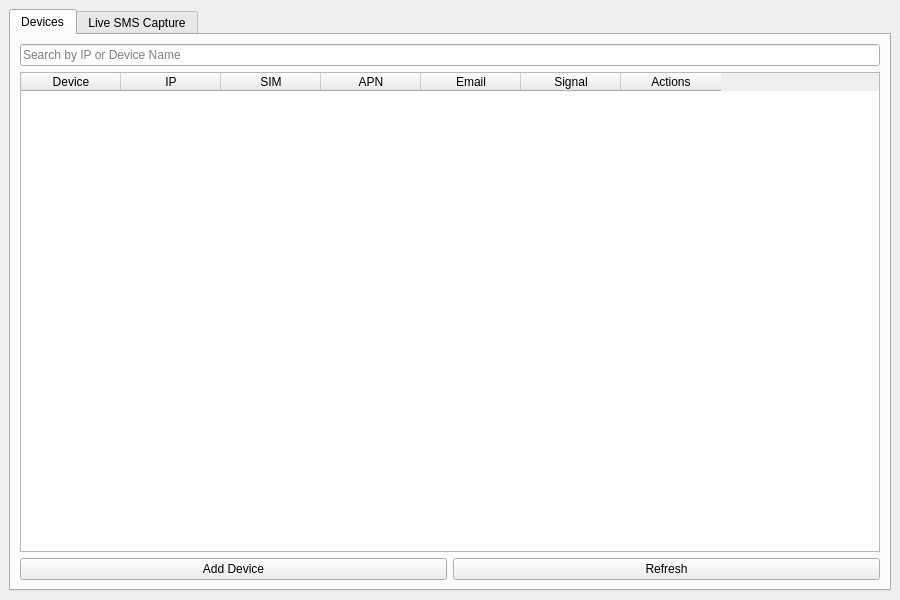
Old version of the form combined_sms_monitor.ui in the repository danangnu/python-ciscosms-app.
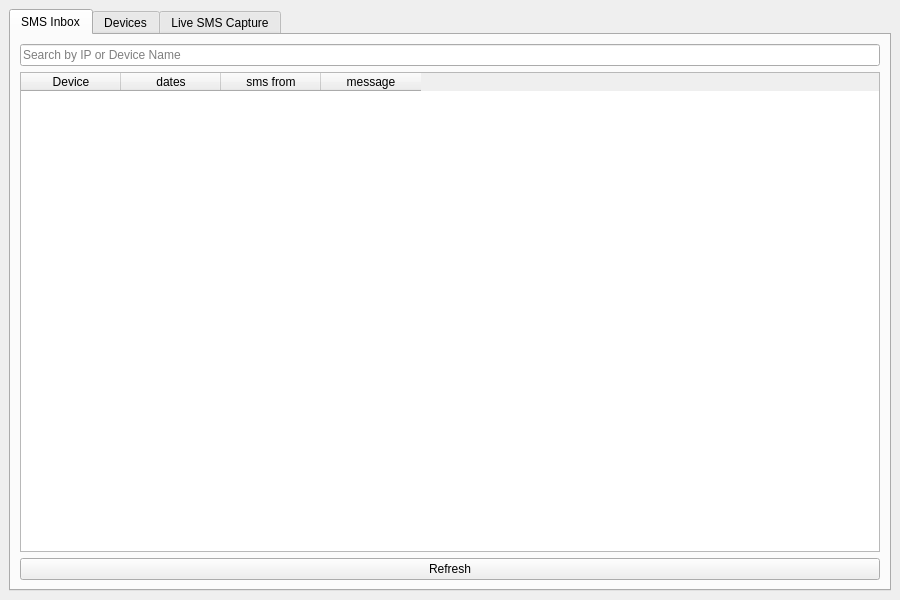
New version of the form.

Commit message: commit perubahan tampilan dari cisco_sms_monitor_final_fixed.py

What changed in the file:
```diff
--- a/combined_sms_monitor.ui
+++ b/combined_sms_monitor.ui
@@ -12,12 +12,63 @@
    <layout class="QVBoxLayout" name="mainLayout">
     <item>
      <widget class="QTabWidget" name="tabWidget">
+                        <widget class="QWidget" name="tabSms">
+                            <attribute name="title">
+                                <string>SMS Inbox</string>
+                            </attribute>
+                            <layout class="QVBoxLayout" name="smsLayout">
+                                <item>
+                                    <widget class="QLineEdit" name="searchLineEdit">
+                                        <property name="placeholderText">
+                                            <string>Search by IP or Device Name</string>
+                                        </property>
+                                    </widget>
+                                </item>
+                                <item>
+                                    <widget class="QTableWidget" name="smsTable">
+                                        <column>
+                                            <property name="text">
+                                                <string>Device</string>
+                                            </property>
+                                        </column>
+                                        <column>
+                                            <property name="text">
+                                                <string>dates</string>
+                                            </property>
+                                        </column>
+                                        <column>
+                                            <property name="text">
+                                                <string>sms from</string>
+                                            </property>
+                                        </column>
+                                        <column>
+                                            <property name="text">
+                                                <string>message</string>
+                                            </property>
+                                        </column>
+                                    </widget>
+                                </item>
+                                <item>
+                                    <layout class="QHBoxLayout" name="deviceButtons">
+                                        <item>
+                                            <widget class="QPushButton" name="refreshButtonSMS">
+                                                <property name="text">
+                                                    <string>Refresh</string>
+                                                </property>
+                                            </widget>
+                                        </item>
+                                    </layout>
+                                </item>
+                            </layout>
+                        </widget>
       <widget class="QWidget" name="tabDevices">
        <attribute name="title"><string>Devices</string></attribute>
        <layout class="QVBoxLayout" name="deviceLayout">
         <item>
          <widget class="QLineEdit" name="searchLineEdit">
-          <property name="placeholderText"><string>Search by IP or Device Name</string></property>
+                                        <property name="placeholderText">
+                                            <string>Search by IP or Device Name</string>
+                                        </property>
          </widget>
         </item>
         <item>
@@ -47,8 +98,20 @@
         </item>
         <item>
          <layout class="QHBoxLayout" name="deviceButtons">
-          <item><widget class="QPushButton" name="addButton"><property name="text"><string>Add Device</string></property></widget></item>
-          <item><widget class="QPushButton" name="refreshButton"><property name="text"><string>Refresh</string></property></widget></item>
+                                        <item>
+                                            <widget class="QPushButton" name="addButton">
+                                                <property name="text">
+                                                    <string>Add Device</string>
+                                                </property>
+                                            </widget>
+                                        </item>
+                                        <item>
+                                            <widget class="QPushButton" name="refreshButton">
+                                                <property name="text">
+                                                    <string>Refresh</string>
+                                                </property>
+                                            </widget>
+                                        </item>
          </layout>
         </item>
        </layout>
```
Left out of the diff: 67 changed lines with no effect on the pictures. Lines whose indentation alone changed are shown as unchanged. The commit also changes 8 other files.
